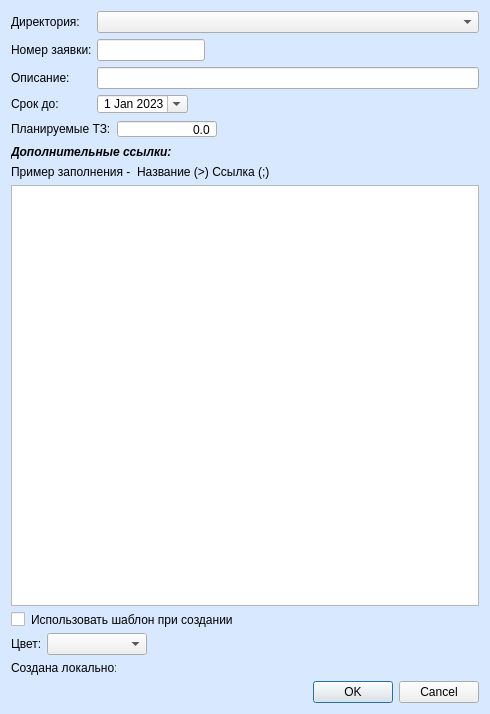
First picture: the form in ui_task.ui, repository ShiragG/TaskManager, before the edit.
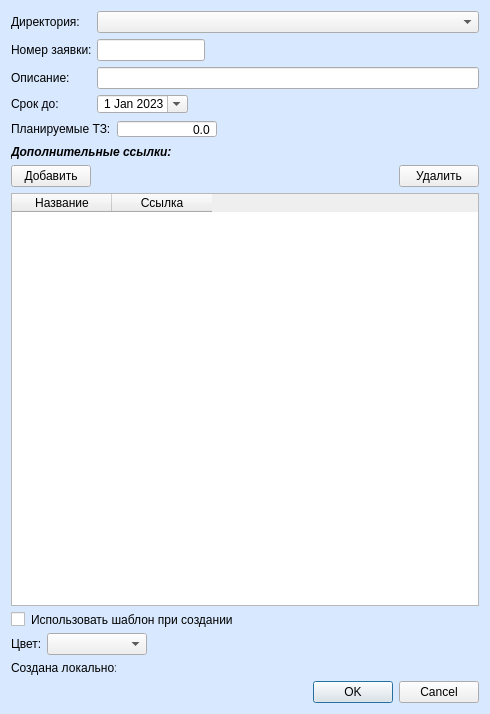
Second picture: the form after the edit. Icons and pictures are not drawn.

What changed in the file:
```diff
--- a/ui_task.ui
+++ b/ui_task.ui
@@ -262,14 +262,49 @@
     </widget>
    </item>
    <item>
-    <widget class="QLabel" name="label_ref_example">
-     <property name="text">
-      <string>Пример заполнения -  Название (&gt;) Ссылка (;)</string>
-     </property>
-    </widget>
+    <layout class="QHBoxLayout" name="horizontalLayout_8">
+     <item>
+      <widget class="QPushButton" name="addLinksBtn">
+       <property name="text">
+        <string>Добавить</string>
+       </property>
+      </widget>
+     </item>
+     <item>
+      <spacer name="horizontalSpacer_4">
+       <property name="orientation">
+        <enum>Qt::Horizontal</enum>
+       </property>
+       <property name="sizeHint" stdset="0">
+        <size>
+         <width>10</width>
+         <height>20</height>
+        </size>
+       </property>
+      </spacer>
+     </item>
+     <item>
+      <widget class="QPushButton" name="delLinksBtn">
+       <property name="text">
+        <string>Удалить</string>
+       </property>
+      </widget>
+     </item>
+    </layout>
    </item>
    <item>
-    <widget class="QPlainTextEdit" name="text_links"/>
+    <widget class="QTableWidget" name="tabLinks">
+     <column>
+      <property name="text">
+       <string>Название</string>
+      </property>
+     </column>
+     <column>
+      <property name="text">
+       <string>Ссылка</string>
+      </property>
+     </column>
+    </widget>
    </item>
    <item>
     <widget class="QCheckBox" name="by_template">
```
